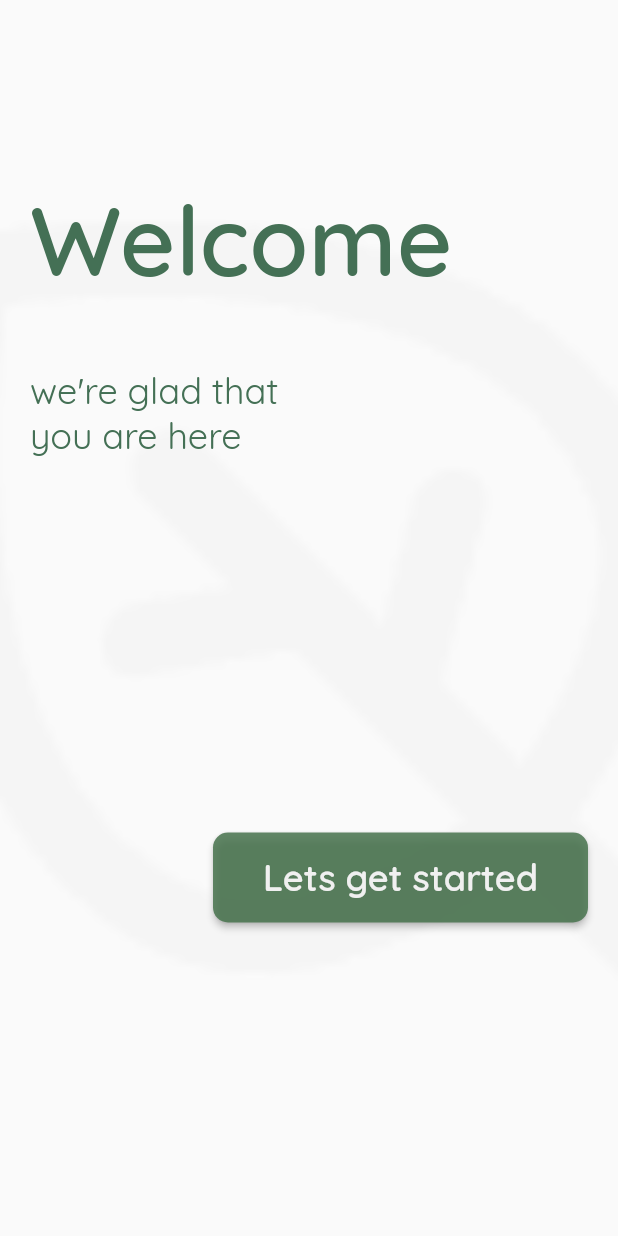
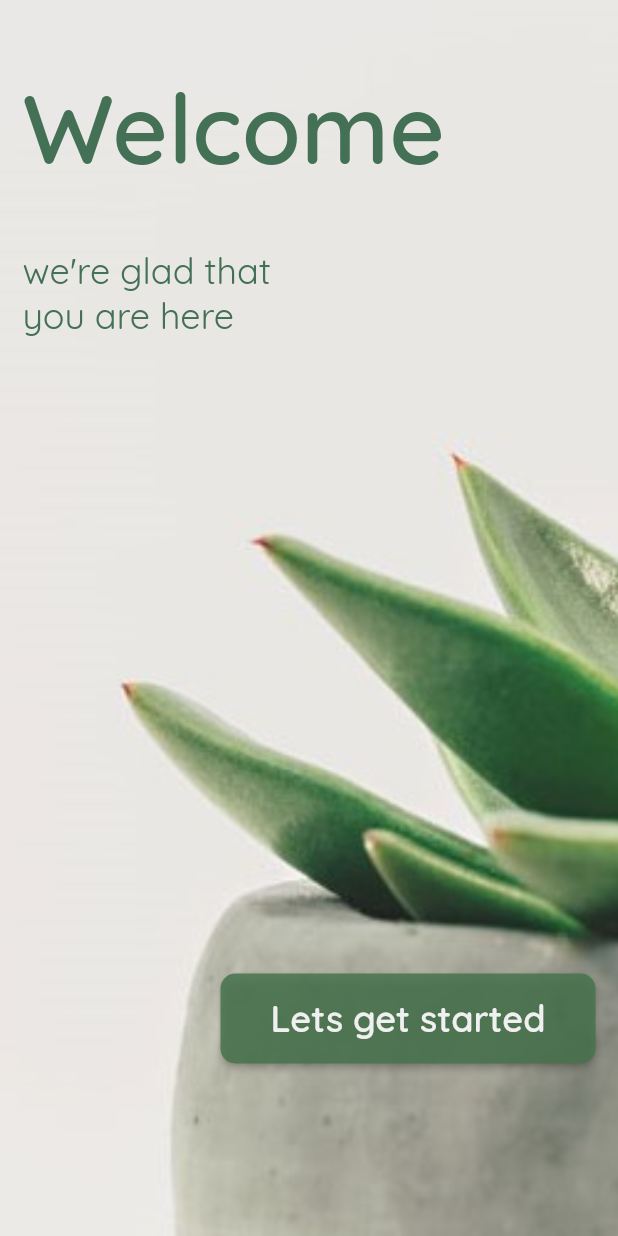
Before and after one commit to zerocrazy65/Plantplay, a Flutter app: the screen it shows after launch, on a phone screen of 412 x 824 dp. Run offline on Flutter 3.47's test engine with Material 2 defaults, Android fonts, the phone set to English and light mode, and no system bars; our stand-ins replace google_fonts; accounts and stored records are empty.

Commit message:
Update startpage pic&fix

```diff
--- a/lib/screens/start/welcome.dart
+++ b/lib/screens/start/welcome.dart
@@ -11,14 +11,37 @@ class WelcomePage extends StatefulWidget {
 }
 
 class _WelcomePageState extends State<WelcomePage> {
+  late AssetImage _backgroundImage;
+  bool _isImageLoaded = false;
+
+  @override
+  void initState() {
+    super.initState();
+    _backgroundImage = const AssetImage('assets/img/plant_bg.jpg');
+  }
+
+  @override
+  void didChangeDependencies() {
+    super.didChangeDependencies();
+    _loadImage();
+  }
+
+  Future<void> _loadImage() async {
+    await precacheImage(_backgroundImage, context);
+    setState(() {
+      _isImageLoaded = true;
+    });
+  }
+
   @override
   Widget build(BuildContext context) {
     return Scaffold(
-      body: Container(
-        padding: const EdgeInsets.all(20),
+      body: _isImageLoaded
+          ? Container(
+              padding: const EdgeInsets.all(15),
               decoration: const BoxDecoration(
                 image: DecorationImage(
-            image: AssetImage("assets/logo/PlantPlay_noText.png"),
+                  image: AssetImage("assets/img/plant_bg.jpg"),
                   fit: BoxFit.cover,
                 ),
               ),
@@ -26,26 +49,25 @@ class _WelcomePageState extends State<WelcomePage> {
                   mainAxisAlignment: MainAxisAlignment.start,
                   crossAxisAlignment: CrossAxisAlignment.start,
                   children: [
-            const SizedBox(height: 100),
+                    const SizedBox(height: 30),
                     Text(
                       'Welcome',
                       style: GoogleFonts.quicksand(
                           fontSize: 64,
                           fontWeight: FontWeight.w600,
-                color: ColorTheme.introPageColor
+                          color: ColorTheme.introPageColor),
                     ),
-            ),
-            const SizedBox(height: 45),
+                    const SizedBox(height: 40),
                     Text(
                       'we\'re glad that\nyou are here',
                       style: GoogleFonts.quicksand(
                           fontSize: 24,
                           fontWeight: FontWeight.w400,
-                color: ColorTheme.introPageColor
+                          color: ColorTheme.introPageColor),
                     ),
-            ),
-            const SizedBox(height: 250),
-            Row(
+                    // const SizedBox(height: 250),
+                    Expanded(
+                      child: Row(
                         mainAxisAlignment: MainAxisAlignment.end,
                         crossAxisAlignment: CrossAxisAlignment.end,
                         children: [
@@ -53,33 +75,34 @@ class _WelcomePageState extends State<WelcomePage> {
                               onPressed: () {
                                 Navigator.of(context).pushReplacement(
                                     MaterialPageRoute(
-                        builder: (_) => const LoginPage())
-                    );
+                                        builder: (_) => const LoginPage()));
                               },
                               style: ButtonStyle(
-                    backgroundColor: MaterialStateProperty.all<Color>(Color(0xD947734D)),
-                    minimumSize: MaterialStateProperty.all<Size>(Size(250, 60)),
-                    shape: MaterialStateProperty.all<RoundedRectangleBorder>(
+                                  backgroundColor:
+                                      MaterialStateProperty.all<Color>(
+                                          Color(0xD947734D)),
+                                  minimumSize: MaterialStateProperty.all<Size>(
+                                      Size(250, 60)),
+                                  shape: MaterialStateProperty.all<
+                                          RoundedRectangleBorder>(
                                       RoundedRectangleBorder(
-                        borderRadius: BorderRadius.circular(10))
-                    )
-                  ),
-                  child: Center(child:
-                    Text(
+                                          borderRadius:
+                                              BorderRadius.circular(10)))),
+                              child: Text(
                                 'Lets get started',
                                 style: GoogleFonts.quicksand(
                                     fontSize: 24,
                                     fontWeight: FontWeight.w600,
-                        color: ColorTheme.whiteColor
+                                    color: ColorTheme.whiteColor),
+                              )),
+                        ],
                       ),
                     ),
+                    const SizedBox(height: 100),
+                  ]),
             )
-                ),
-              ],
-            )
-
-          ],
-        ),
+          : const Center(
+              child: CircularProgressIndicator(),
             ),
     );
   }
--- a/pubspec.yaml
+++ b/pubspec.yaml
@@ -78,6 +78,7 @@ flutter:
    assets:
       - assets/img/
       - assets/logo/
+      - assets/img/plant_bg.jpg
       # - assets/img/xxx.xxx
 
    # An image asset can refer to one or more resolution-specific "variants", see
```
Also changed, not shown: assets/img/plant_bg.jpg (added), pubspec.lock. Lines whose indentation alone changed are shown as unchanged.
